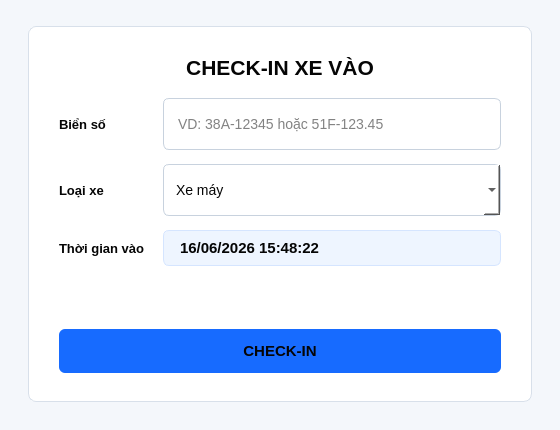
Above: QLBaiDoXeThongMinh/giaodien/designer/check_in.ui from hiennguyen2501/project_HeThongQuanLyBaiXeThongMinh before the change. Below: the same form after it.
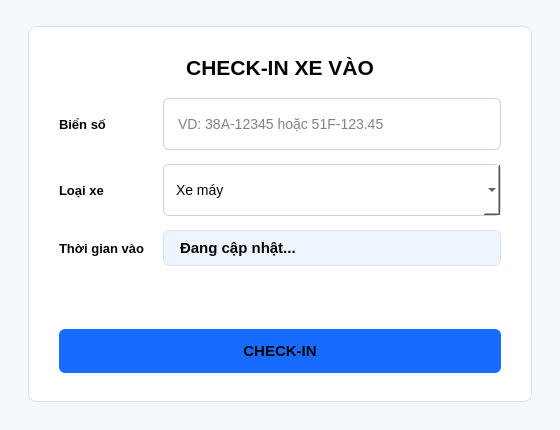
That is the form after the change.

What changed in the file:
```diff
--- a/QLBaiDoXeThongMinh/giaodien/designer/check_in.ui
+++ b/QLBaiDoXeThongMinh/giaodien/designer/check_in.ui
@@ -178,7 +178,7 @@
         <item row="2" column="1">
          <widget class="QLabel" name="lbl_thoi_gian_vao">
           <property name="text">
-           <string>16/06/2026 15:48:22</string>
+           <string>Đang cập nhật...</string>
           </property>
          </widget>
         </item>
```
Left out of the diff: 1 changed line with no effect on the pictures.
